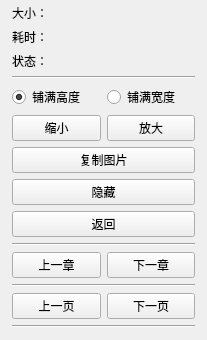
Above: ui/readimg.ui from tonquer/picacg-qt before the change; both pictures show x 0 to 207 and y 411 to 751 of the 207 by 751 pixel window. Below: the same form after it.
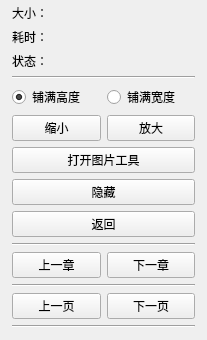
That is the form after the change.

```diff
--- a/ui/readimg.ui
+++ b/ui/readimg.ui
@@ -6,8 +6,8 @@
    <rect>
     <x>0</x>
     <y>0</y>
-    <width>182</width>
-    <height>639</height>
+    <width>207</width>
+    <height>647</height>
    </rect>
   </property>
   <property name="windowTitle">
@@ -347,7 +347,7 @@
        <item>
         <widget class="QPushButton" name="copyButton">
          <property name="text">
-          <string>复制图片</string>
+          <string>打开图片工具</string>
          </property>
         </widget>
        </item>
```
